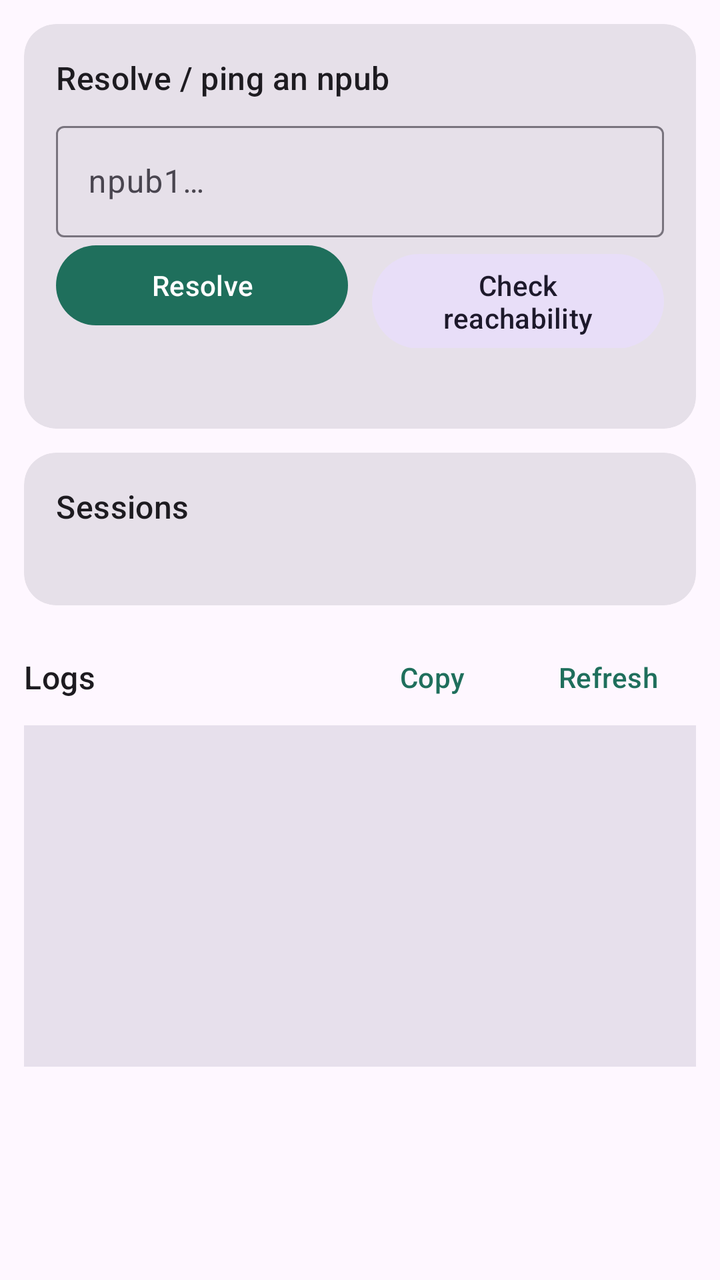
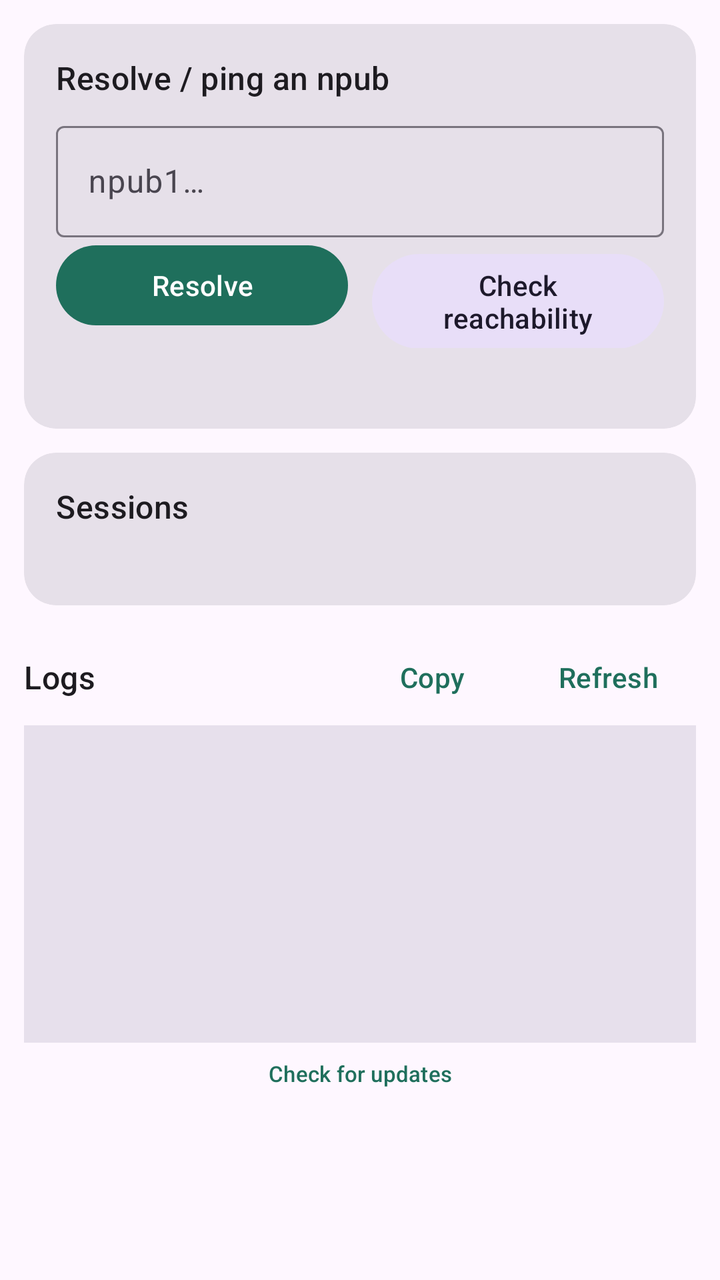

Screens rendered from an Android XML layout before and after an edit, with the pre-edit source and the edit as a unified diff.
<!-- AndroidManifest.xml: application theme Theme.Fips -->
<!-- res/layout/fragment_troubleshoot.xml -->
<?xml version="1.0" encoding="utf-8"?>
<LinearLayout xmlns:android="http://schemas.android.com/apk/res/android"
    xmlns:app="http://schemas.android.com/apk/res-auto"
    android:layout_width="match_parent"
    android:layout_height="match_parent"
    android:orientation="vertical"
    android:clipToPadding="false"
    android:paddingHorizontal="12dp"
    android:paddingTop="12dp"
    android:paddingBottom="88dp">

    
    <com.google.android.material.card.MaterialCardView
        style="@style/Widget.Material3.CardView.Filled"
        android:layout_width="match_parent"
        android:layout_height="wrap_content"
        android:layout_marginBottom="12dp"
        app:cardCornerRadius="16dp">

        <LinearLayout
            android:layout_width="match_parent"
            android:layout_height="wrap_content"
            android:orientation="vertical"
            android:padding="16dp">

            <TextView
                android:layout_width="wrap_content"
                android:layout_height="wrap_content"
                android:text="Resolve / ping an npub"
                android:textAppearance="?attr/textAppearanceTitleMedium" />

            <com.google.android.material.textfield.TextInputLayout
                style="@style/Widget.Material3.TextInputLayout.OutlinedBox"
                android:layout_width="match_parent"
                android:layout_height="wrap_content"
                android:layout_marginTop="8dp"
                android:hint="npub1…">
                <com.google.android.material.textfield.TextInputEditText
                    android:id="@+id/probe_npub"
                    android:layout_width="match_parent"
                    android:layout_height="wrap_content"
                    android:inputType="text" />
            </com.google.android.material.textfield.TextInputLayout>

            <LinearLayout
                android:layout_width="match_parent"
                android:layout_height="wrap_content"
                android:orientation="horizontal">

                <com.google.android.material.button.MaterialButton
                    android:id="@+id/resolve"
                    android:layout_width="0dp"
                    android:layout_height="wrap_content"
                    android:layout_weight="1"
                    android:layout_marginEnd="6dp"
                    android:text="Resolve" />

                <com.google.android.material.button.MaterialButton
                    android:id="@+id/reachability"
                    style="@style/Widget.Material3.Button.TonalButton"
                    android:layout_width="0dp"
                    android:layout_height="wrap_content"
                    android:layout_weight="1"
                    android:layout_marginStart="6dp"
                    android:text="Check reachability" />
            </LinearLayout>

            <TextView
                android:id="@+id/probe_result"
                android:layout_width="match_parent"
                android:layout_height="wrap_content"
                android:layout_marginTop="8dp"
                android:fontFamily="monospace"
                android:textIsSelectable="true"
                android:textSize="12sp" />
        </LinearLayout>
    </com.google.android.material.card.MaterialCardView>

    
    <com.google.android.material.card.MaterialCardView
        style="@style/Widget.Material3.CardView.Filled"
        android:layout_width="match_parent"
        android:layout_height="wrap_content"
        android:layout_marginBottom="12dp"
        app:cardCornerRadius="16dp">

        <LinearLayout
            android:layout_width="match_parent"
            android:layout_height="wrap_content"
            android:orientation="vertical"
            android:padding="16dp">

            <TextView
                android:layout_width="wrap_content"
                android:layout_height="wrap_content"
                android:text="Sessions"
                android:textAppearance="?attr/textAppearanceTitleMedium" />

            <TextView
                android:id="@+id/sessions_view"
                android:layout_width="match_parent"
                android:layout_height="wrap_content"
                android:layout_marginTop="8dp"
                android:fontFamily="monospace"
                android:textIsSelectable="true"
                android:textSize="11sp" />
        </LinearLayout>
    </com.google.android.material.card.MaterialCardView>

    
    <LinearLayout
        android:layout_width="match_parent"
        android:layout_height="wrap_content"
        android:gravity="center_vertical"
        android:orientation="horizontal">

        <TextView
            android:layout_width="0dp"
            android:layout_height="wrap_content"
            android:layout_weight="1"
            android:text="Logs"
            android:textAppearance="?attr/textAppearanceTitleMedium" />

        <com.google.android.material.button.MaterialButton
            android:id="@+id/copy_logs"
            style="@style/Widget.Material3.Button.TextButton"
            android:layout_width="wrap_content"
            android:layout_height="wrap_content"
            android:text="Copy" />

        <com.google.android.material.button.MaterialButton
            android:id="@+id/refresh_logs"
            style="@style/Widget.Material3.Button.TextButton"
            android:layout_width="wrap_content"
            android:layout_height="wrap_content"
            android:text="Refresh" />
    </LinearLayout>

    <ScrollView
        android:id="@+id/log_scroll"
        android:layout_width="match_parent"
        android:layout_height="0dp"
        android:layout_weight="1"
        android:background="?attr/colorSurfaceVariant"
        android:padding="8dp">

        <TextView
            android:id="@+id/log_view"
            android:layout_width="match_parent"
            android:layout_height="wrap_content"
            android:fontFamily="monospace"
            android:textIsSelectable="true"
            android:textSize="10sp" />
    </ScrollView>

    <TextView
        android:id="@+id/app_version"
        android:layout_width="wrap_content"
        android:layout_height="wrap_content"
        android:layout_gravity="center_horizontal"
        android:paddingTop="4dp"
        android:textColor="?android:attr/textColorSecondary"
        android:textSize="11sp" />
</LinearLayout>
<!-- resources referenced by this layout -->
<resources>
  <style name="Theme.Fips" parent="Theme.Material3.DayNight.NoActionBar">
          <item name="colorPrimary">@color/fips_primary</item>
          <item name="colorOnPrimary">@color/fips_on_primary</item>
          <item name="colorPrimaryContainer">@color/fips_primary_container</item>
          <item name="colorOnPrimaryContainer">@color/fips_on_primary_container</item>
          <item name="colorSecondary">@color/fips_secondary</item>
          <item name="android:statusBarColor">?attr/colorSurface</item>
      </style>
  <color name="fips_primary">#1F6F5C</color>
  <color name="fips_on_primary">#FFFFFF</color>
  <color name="fips_primary_container">#A6F2DC</color>
  <color name="fips_on_primary_container">#002019</color>
  <color name="fips_secondary">#4A635B</color>
</resources>

<!-- the commit's change to res/layout/fragment_troubleshoot.xml (unified diff, before → after) -->
@@ -153,12 +153,28 @@
             android:textSize="10sp" />
     </ScrollView>
 
-    <TextView
-        android:id="@+id/app_version"
+    <LinearLayout
         android:layout_width="wrap_content"
         android:layout_height="wrap_content"
         android:layout_gravity="center_horizontal"
-        android:paddingTop="4dp"
-        android:textColor="?android:attr/textColorSecondary"
-        android:textSize="11sp" />
+        android:gravity="center_vertical"
+        android:orientation="horizontal">
+
+        <TextView
+            android:id="@+id/app_version"
+            android:layout_width="wrap_content"
+            android:layout_height="wrap_content"
+            android:textColor="?android:attr/textColorSecondary"
+            android:textSize="11sp" />
+
+        <com.google.android.material.button.MaterialButton
+            android:id="@+id/check_update"
+            style="@style/Widget.Material3.Button.TextButton"
+            android:layout_width="wrap_content"
+            android:layout_height="wrap_content"
+            android:minHeight="0dp"
+            android:paddingVertical="4dp"
+            android:text="Check for updates"
+            android:textSize="11sp" />
+    </LinearLayout>
 </LinearLayout>
